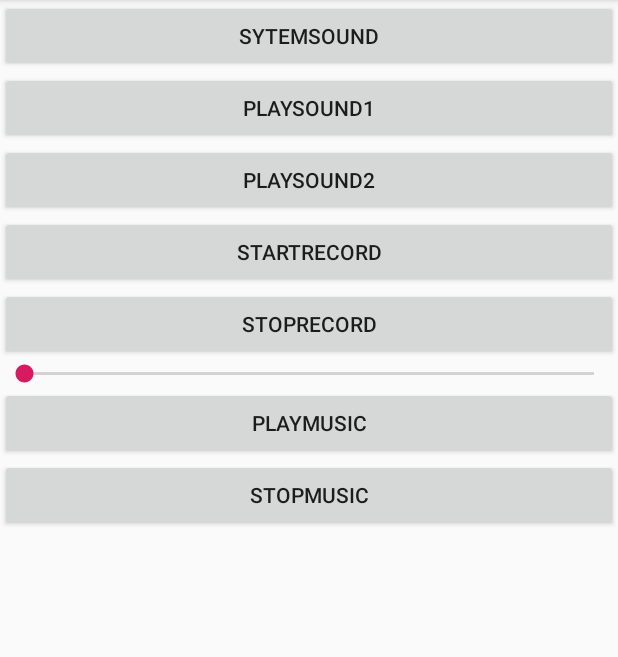
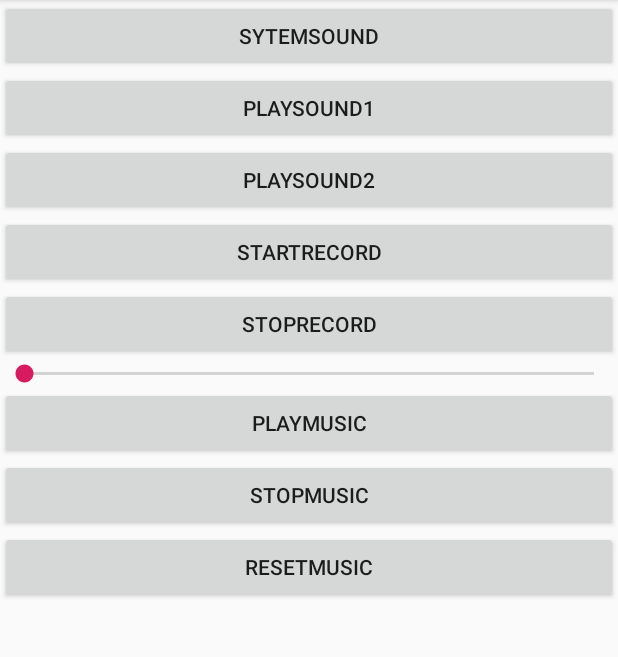
Before and after one commit to MayGrass/Android-Audio, an Android app: the screen it shows after launch (MainActivity), after a tap on "STOPMUSIC", on a phone screen of 412 x 824 dp, the part 84-741 px from its top. Run offline under Robolectric (Android 15) with nearby library versions, the phone set to English and light mode, and no system bars.

Commit message:
撥放音樂與暫停與重播

```diff
--- a/app/src/main/java/tw/org/iii/android_audio/MainActivity.java
+++ b/app/src/main/java/tw/org/iii/android_audio/MainActivity.java
@@ -118,7 +118,12 @@ public class MainActivity extends AppCompatActivity {
 
     public void stopMusic(View view) {
         Intent intent = new Intent(this, MyService.class);
-        intent.putExtra("cmd", "stop");
+        intent.putExtra("cmd", "pause");
         startService(intent);
     }
+
+    public void resetMusic(View view) {
+        Intent intent = new Intent(this, MyService.class);
+        stopService(intent);
+    }
 }
--- a/app/src/main/res/layout/activity_main.xml
+++ b/app/src/main/res/layout/activity_main.xml
@@ -54,5 +54,11 @@
         android:text="stopMusic"
         android:onClick="stopMusic"
         />
+    <Button
+        android:layout_width="match_parent"
+        android:layout_height="wrap_content"
+        android:text="resetMusic"
+        android:onClick="resetMusic"
+        />
 
 </LinearLayout>
```
Also changed, not shown: app/src/main/java/tw/org/iii/android_audio/MyService.java (+6 -2 lines).
